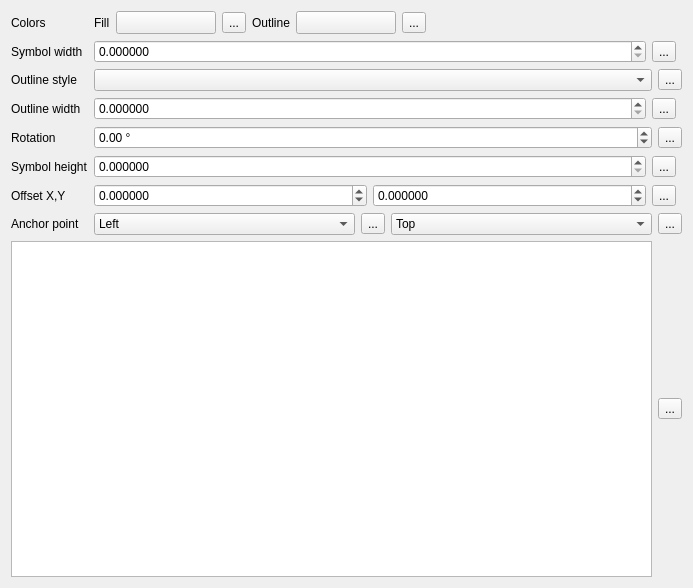
First picture: the form in SWGIS-DLLSrc/SWGIS-Gui/widget_ellipse.ui, repository LZS1991/SWGIS, before the edit.
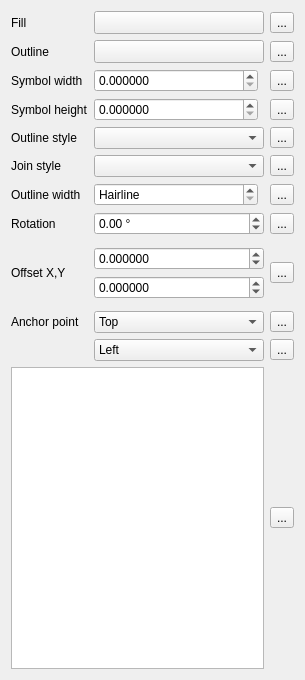
Second picture: the form after the edit. Custom widgets are drawn as their Qt base class.

The edit to the form file:
```diff
--- a/SWGIS-DLLSrc/SWGIS-Gui/widget_ellipse.ui
+++ b/SWGIS-DLLSrc/SWGIS-Gui/widget_ellipse.ui
@@ -6,488 +6,242 @@
    <rect>
     <x>0</x>
     <y>0</y>
-    <width>693</width>
-    <height>588</height>
+    <width>305</width>
+    <height>680</height>
    </rect>
   </property>
   <property name="windowTitle">
    <string>Form</string>
   </property>
   <layout class="QGridLayout" name="gridLayout_2">
+   <item row="2" column="1">
+    <layout class="QHBoxLayout" name="horizontalLayout">
+     <item>
+      <widget class="QgsDoubleSpinBox" name="mWidthSpinBox">
+       <property name="sizePolicy">
+        <sizepolicy hsizetype="Minimum" vsizetype="Fixed">
+         <horstretch>1</horstretch>
+         <verstretch>0</verstretch>
+        </sizepolicy>
+       </property>
+       <property name="decimals">
+        <number>6</number>
+       </property>
+       <property name="maximum">
+        <double>999999999.000000000000000</double>
+       </property>
+       <property name="singleStep">
+        <double>0.200000000000000</double>
+       </property>
+       <property name="showClearButton" stdset="0">
+        <bool>false</bool>
+       </property>
+      </widget>
+     </item>
+     <item>
+      <widget class="QgsUnitSelectionWidget" name="mSymbolWidthUnitWidget" native="true">
+       <property name="minimumSize">
+        <size>
+         <width>0</width>
+         <height>0</height>
+        </size>
+       </property>
+      </widget>
+     </item>
+    </layout>
+   </item>
+   <item row="5" column="1">
+    <layout class="QHBoxLayout" name="horizontalLayout_7">
+     <item>
+      <widget class="QgsPenJoinStyleComboBox" name="cboJoinStyle"/>
+     </item>
+    </layout>
+   </item>
    <item row="0" column="0">
+    <widget class="QLabel" name="label_3">
+     <property name="sizePolicy">
+      <sizepolicy hsizetype="Maximum" vsizetype="Preferred">
+       <horstretch>0</horstretch>
+       <verstretch>0</verstretch>
+      </sizepolicy>
+     </property>
+     <property name="text">
+      <string>Fill</string>
+     </property>
+     <property name="buddy">
+      <cstring>btnChangeColorFill</cstring>
+     </property>
+    </widget>
+   </item>
+   <item row="9" column="1">
+    <layout class="QHBoxLayout" name="horizontalLayout_13">
+     <item>
+      <widget class="QComboBox" name="mVerticalAnchorComboBox">
+       <item>
+        <property name="text">
+         <string>Top</string>
+        </property>
+       </item>
+       <item>
+        <property name="text">
+         <string>VCenter</string>
+        </property>
+       </item>
+       <item>
+        <property name="text">
+         <string>Bottom</string>
+        </property>
+       </item>
+      </widget>
+     </item>
+    </layout>
+   </item>
+   <item row="8" column="0">
+    <widget class="QLabel" name="label_5">
+     <property name="text">
+      <string>Offset X,Y</string>
+     </property>
+     <property name="buddy">
+      <cstring>spinOffsetX</cstring>
+     </property>
+    </widget>
+   </item>
+   <item row="3" column="0">
+    <widget class="QLabel" name="mSymbolHeightLabel">
+     <property name="text">
+      <string>Symbol height</string>
+     </property>
+     <property name="buddy">
+      <cstring>mHeightSpinBox</cstring>
+     </property>
+    </widget>
+   </item>
+   <item row="7" column="0">
+    <widget class="QLabel" name="mRotationLabel">
+     <property name="text">
+      <string>Rotation</string>
+     </property>
+     <property name="buddy">
+      <cstring>mRotationSpinBox</cstring>
+     </property>
+    </widget>
+   </item>
+   <item row="8" column="1">
     <layout class="QGridLayout" name="gridLayout">
-     <item row="1" column="0">
-      <widget class="QLabel" name="mSymbolWidthLabel">
-       <property name="text">
-        <string>Symbol width</string>
+     <item row="2" column="1" rowspan="2">
+      <layout class="QVBoxLayout" name="verticalLayout">
+       <property name="rightMargin">
+        <number>0</number>
        </property>
-       <property name="buddy">
-        <cstring>mWidthSpinBox</cstring>
-       </property>
-      </widget>
-     </item>
-     <item row="7" column="1">
-      <layout class="QHBoxLayout" name="horizontalLayout_6">
-       <item>
-        <widget class="QComboBox" name="mHorizontalAnchorComboBox">
-         <item>
-          <property name="text">
-           <string>Left</string>
-          </property>
-         </item>
-         <item>
-          <property name="text">
-           <string>HCenter</string>
-          </property>
-         </item>
-         <item>
-          <property name="text">
-           <string>Right</string>
-          </property>
-         </item>
-        </widget>
-       </item>
-       <item>
-        <widget class="QgsDataDefinedButton" name="mHorizontalAnchorDDBtn">
-         <property name="text">
-          <string>...</string>
-         </property>
-        </widget>
-       </item>
-       <item>
-        <widget class="QComboBox" name="mVerticalAnchorComboBox">
-         <item>
-          <property name="text">
-           <string>Top</string>
-          </property>
-         </item>
-         <item>
-          <property name="text">
-           <string>VCenter</string>
-          </property>
-         </item>
-         <item>
-          <property name="text">
-           <string>Bottom</string>
-          </property>
-         </item>
-        </widget>
-       </item>
-       <item>
-        <widget class="QgsDataDefinedButton" name="mVerticalAnchorDDBtn">
-         <property name="text">
-          <string>...</string>
-         </property>
-        </widget>
-       </item>
       </layout>
      </item>
-     <item row="7" column="0">
-      <widget class="QLabel" name="mAnchorPointLabel">
-       <property name="text">
-        <string>Anchor point</string>
-       </property>
-       <property name="buddy">
-        <cstring>mHorizontalAnchorComboBox</cstring>
-       </property>
-      </widget>
-     </item>
-     <item row="6" column="0">
-      <widget class="QLabel" name="label_5">
-       <property name="text">
-        <string>Offset X,Y</string>
-       </property>
-       <property name="buddy">
-        <cstring>spinOffsetX</cstring>
-       </property>
-      </widget>
-     </item>
-     <item row="0" column="1">
-      <layout class="QHBoxLayout" name="horizontalLayout_4">
-       <item>
-        <widget class="QLabel" name="label_3">
-         <property name="sizePolicy">
-          <sizepolicy hsizetype="Maximum" vsizetype="Preferred">
-           <horstretch>0</horstretch>
-           <verstretch>0</verstretch>
-          </sizepolicy>
-         </property>
-         <property name="text">
-          <string>Fill</string>
-         </property>
-         <property name="buddy">
-          <cstring>btnChangeColorFill</cstring>
-         </property>
-        </widget>
-       </item>
-       <item>
-        <widget class="QgsColorButtonV2" name="btnChangeColorFill">
-         <property name="minimumSize">
-          <size>
-           <width>100</width>
-           <height>0</height>
-          </size>
-         </property>
-         <property name="maximumSize">
-          <size>
-           <width>100</width>
-           <height>16777215</height>
-          </size>
-         </property>
-         <property name="text">
-          <string/>
-         </property>
-        </widget>
-       </item>
-       <item>
-        <widget class="QgsDataDefinedButton" name="mFillColorDDBtn">
-         <property name="text">
-          <string>...</string>
-         </property>
-        </widget>
-       </item>
-       <item>
-        <widget class="QLabel" name="label">
-         <property name="sizePolicy">
-          <sizepolicy hsizetype="Maximum" vsizetype="Preferred">
-           <horstretch>0</horstretch>
-           <verstretch>0</verstretch>
-          </sizepolicy>
-         </property>
-         <property name="text">
-          <string>Outline</string>
-         </property>
-         <property name="buddy">
-          <cstring>btnChangeColorBorder</cstring>
-         </property>
-        </widget>
-       </item>
-       <item>
-        <widget class="QgsColorButtonV2" name="btnChangeColorBorder">
-         <property name="minimumSize">
-          <size>
-           <width>100</width>
-           <height>0</height>
-          </size>
-         </property>
-         <property name="maximumSize">
-          <size>
-           <width>100</width>
-           <height>16777215</height>
-          </size>
-         </property>
-         <property name="text">
-          <string/>
-         </property>
-        </widget>
-       </item>
-       <item>
-        <widget class="QgsDataDefinedButton" name="mBorderColorDDBtn">
-         <property name="text">
-          <string>...</string>
-         </property>
-        </widget>
-       </item>
-       <item>
-        <spacer name="horizontalSpacer">
-         <property name="orientation">
-          <enum>Qt::Horizontal</enum>
-         </property>
-         <property name="sizeHint" stdset="0">
-          <size>
-           <width>40</width>
-           <height>20</height>
-          </size>
-         </property>
-        </spacer>
-       </item>
-      </layout>
-     </item>
-     <item row="5" column="1">
-      <layout class="QHBoxLayout" name="horizontalLayout_3">
-       <item>
-        <widget class="QgsDoubleSpinBox" name="mHeightSpinBox">
-         <property name="sizePolicy">
-          <sizepolicy hsizetype="Minimum" vsizetype="Fixed">
-           <horstretch>1</horstretch>
-           <verstretch>0</verstretch>
-          </sizepolicy>
-         </property>
-         <property name="decimals">
-          <number>6</number>
-         </property>
-         <property name="maximum">
-          <double>999999999.000000000000000</double>
-         </property>
-         <property name="singleStep">
-          <double>0.200000000000000</double>
-         </property>
-         <property name="showClearButton">
-          <bool>false</bool>
-         </property>
-        </widget>
-       </item>
-       <item>
-        <widget class="QgsDataDefinedButton" name="mSymbolHeightDDBtn">
-         <property name="text">
-          <string>...</string>
-         </property>
-        </widget>
-       </item>
-       <item>
-        <widget class="QgsUnitSelectionWidget" name="mSymbolHeightUnitWidget" native="true">
-         <property name="minimumSize">
-          <size>
-           <width>0</width>
-           <height>0</height>
-          </size>
-         </property>
-        </widget>
-       </item>
-      </layout>
-     </item>
-     <item row="3" column="1">
-      <layout class="QHBoxLayout" name="horizontalLayout_2">
-       <item>
-        <widget class="QgsDoubleSpinBox" name="mOutlineWidthSpinBox">
-         <property name="sizePolicy">
-          <sizepolicy hsizetype="Minimum" vsizetype="Fixed">
-           <horstretch>1</horstretch>
-           <verstretch>0</verstretch>
-          </sizepolicy>
-         </property>
-         <property name="decimals">
-          <number>6</number>
-         </property>
-         <property name="maximum">
-          <double>999999999.999999046325684</double>
-         </property>
-         <property name="singleStep">
-          <double>0.200000000000000</double>
-         </property>
-         <property name="showClearButton">
-          <bool>false</bool>
-         </property>
-        </widget>
-       </item>
-       <item>
-        <widget class="QgsDataDefinedButton" name="mOutlineWidthDDBtn">
-         <property name="text">
-          <string>...</string>
-         </property>
-        </widget>
-       </item>
-       <item>
-        <widget class="QgsUnitSelectionWidget" name="mOutlineWidthUnitWidget" native="true">
-         <property name="minimumSize">
-          <size>
-           <width>0</width>
-           <height>0</height>
-          </size>
-         </property>
-        </widget>
-       </item>
-      </layout>
-     </item>
-     <item row="6" column="1">
-      <layout class="QHBoxLayout" name="horizontalLayout_5">
-       <item>
-        <widget class="QgsDoubleSpinBox" name="spinOffsetX">
-         <property name="sizePolicy">
-          <sizepolicy hsizetype="Minimum" vsizetype="Fixed">
-           <horstretch>1</horstretch>
-           <verstretch>0</verstretch>
-          </sizepolicy>
-         </property>
-         <property name="decimals">
-          <number>6</number>
-         </property>
-         <property name="minimum">
-          <double>-999999999.000000000000000</double>
-         </property>
-         <property name="maximum">
-          <double>999999999.000000000000000</double>
-         </property>
-         <property name="singleStep">
-          <double>0.200000000000000</double>
-         </property>
-        </widget>
-       </item>
-       <item>
-        <widget class="QgsDoubleSpinBox" name="spinOffsetY">
-         <property name="sizePolicy">
-          <sizepolicy hsizetype="Minimum" vsizetype="Fixed">
-           <horstretch>1</horstretch>
-           <verstretch>0</verstretch>
-          </sizepolicy>
-         </property>
-         <property name="decimals">
-          <number>6</number>
-         </property>
-         <property name="minimum">
-          <double>-999999999.000000000000000</double>
-         </property>
-         <property name="maximum">
-          <double>999999999.000000000000000</double>
-         </property>
-         <property name="singleStep">
-          <double>0.200000000000000</double>
-         </property>
-        </widget>
-       </item>
-       <item>
-        <widget class="QgsDataDefinedButton" name="mOffsetDDBtn">
-         <property name="text">
-          <string>...</string>
-         </property>
-        </widget>
-       </item>
-       <item>
-        <widget class="QgsUnitSelectionWidget" name="mOffsetUnitWidget" native="true">
-         <property name="minimumSize">
-          <size>
-           <width>0</width>
-           <height>0</height>
-          </size>
-         </property>
-        </widget>
-       </item>
-      </layout>
-     </item>
-     <item row="5" column="0">
-      <widget class="QLabel" name="mSymbolHeightLabel">
-       <property name="text">
-        <string>Symbol height</string>
-       </property>
-       <property name="buddy">
-        <cstring>mHeightSpinBox</cstring>
-       </property>
-      </widget>
-     </item>
-     <item row="0" column="0">
-      <widget class="QLabel" name="label_2">
-       <property name="text">
-        <string>Colors</string>
-       </property>
-      </widget>
-     </item>
      <item row="3" column="0">
-      <widget class="QLabel" name="mOutlineWidthLabel">
-       <property name="text">
-        <string>Outline width</string>
+      <widget class="QgsDoubleSpinBox" name="spinOffsetX">
+       <property name="sizePolicy">
+        <sizepolicy hsizetype="Minimum" vsizetype="Fixed">
+         <horstretch>1</horstretch>
+         <verstretch>0</verstretch>
+        </sizepolicy>
        </property>
-       <property name="buddy">
-        <cstring>mOutlineWidthSpinBox</cstring>
+       <property name="decimals">
+        <number>6</number>
+       </property>
+       <property name="minimum">
+        <double>-999999999.000000000000000</double>
+       </property>
+       <property name="maximum">
+        <double>999999999.000000000000000</double>
+       </property>
+       <property name="singleStep">
+        <double>0.200000000000000</double>
+       </property>
+      </widget>
+     </item>
+     <item row="5" column="0">
+      <widget class="QgsUnitSelectionWidget" name="mOffsetUnitWidget" native="true">
+       <property name="minimumSize">
+        <size>
+         <width>0</width>
+         <height>0</height>
+        </size>
        </property>
       </widget>
      </item>
      <item row="4" column="0">
-      <widget class="QLabel" name="mRotationLabel">
-       <property name="text">
-        <string>Rotation</string>
+      <widget class="QgsDoubleSpinBox" name="spinOffsetY">
+       <property name="sizePolicy">
+        <sizepolicy hsizetype="Minimum" vsizetype="Fixed">
+         <horstretch>1</horstretch>
+         <verstretch>0</verstretch>
+        </sizepolicy>
        </property>
-       <property name="buddy">
-        <cstring>mRotationSpinBox</cstring>
+       <property name="decimals">
+        <number>6</number>
        </property>
-      </widget>
-     </item>
-     <item row="4" column="1">
-      <layout class="QHBoxLayout" name="horizontalLayout_10">
-       <item>
-        <widget class="QgsDoubleSpinBox" name="mRotationSpinBox">
-         <property name="suffix">
-          <string> °</string>
-         </property>
-         <property name="minimum">
-          <double>-360.000000000000000</double>
-         </property>
-         <property name="maximum">
-          <double>360.000000000000000</double>
-         </property>
-         <property name="singleStep">
-          <double>0.500000000000000</double>
-         </property>
-        </widget>
-       </item>
-       <item>
-        <widget class="QgsDataDefinedButton" name="mRotationDDBtn">
-         <property name="text">
-          <string>...</string>
-         </property>
-        </widget>
-       </item>
-      </layout>
-     </item>
-     <item row="1" column="1">
-      <layout class="QHBoxLayout" name="horizontalLayout">
-       <item>
-        <widget class="QgsDoubleSpinBox" name="mWidthSpinBox">
-         <property name="sizePolicy">
-          <sizepolicy hsizetype="Minimum" vsizetype="Fixed">
-           <horstretch>1</horstretch>
-           <verstretch>0</verstretch>
-          </sizepolicy>
-         </property>
-         <property name="decimals">
-          <number>6</number>
-         </property>
-         <property name="maximum">
-          <double>999999999.000000000000000</double>
-         </property>
-         <property name="singleStep">
-          <double>0.200000000000000</double>
-         </property>
-         <property name="showClearButton">
-          <bool>false</bool>
-         </property>
-        </widget>
-       </item>
-       <item>
-        <widget class="QgsDataDefinedButton" name="mSymbolWidthDDBtn">
-         <property name="text">
-          <string>...</string>
-         </property>
-        </widget>
-       </item>
-       <item>
-        <widget class="QgsUnitSelectionWidget" name="mSymbolWidthUnitWidget" native="true">
-         <property name="minimumSize">
-          <size>
-           <width>0</width>
-           <height>0</height>
-          </size>
-         </property>
-        </widget>
-       </item>
-      </layout>
-     </item>
-     <item row="2" column="0">
-      <widget class="QLabel" name="mOutlineStyleLabel">
-       <property name="text">
-        <string>Outline style</string>
+       <property name="minimum">
+        <double>-999999999.000000000000000</double>
        </property>
-       <property name="buddy">
-        <cstring>mOutlineStyleComboBox</cstring>
+       <property name="maximum">
+        <double>999999999.000000000000000</double>
        </property>
       </widget>
      </item>
-     <item row="2" column="1">
-      <layout class="QHBoxLayout" name="horizontalLayout_8">
-       <item>
-        <widget class="QgsPenStyleComboBox" name="mOutlineStyleComboBox"/>
-       </item>
-       <item>
-        <widget class="QgsDataDefinedButton" name="mOutlineStyleDDBtn">
-         <property name="text">
-          <string>...</string>
-         </property>
-        </widget>
-       </item>
-      </layout>
-     </item>
     </layout>
    </item>
    <item row="1" column="0">
+    <widget class="QLabel" name="label">
+     <property name="sizePolicy">
+      <sizepolicy hsizetype="Maximum" vsizetype="Preferred">
+       <horstretch>0</horstretch>
+       <verstretch>0</verstretch>
+      </sizepolicy>
+     </property>
+     <property name="text">
+      <string>Outline</string>
+     </property>
+     <property name="buddy">
+      <cstring>btnChangeColorBorder</cstring>
+     </property>
+    </widget>
+   </item>
+   <item row="4" column="1">
+    <layout class="QHBoxLayout" name="horizontalLayout_8">
+     <item>
+      <widget class="QgsPenStyleComboBox" name="mOutlineStyleComboBox"/>
+     </item>
+    </layout>
+   </item>
+   <item row="6" column="0">
+    <widget class="QLabel" name="mOutlineWidthLabel">
+     <property name="text">
+      <string>Outline width</string>
+     </property>
+     <property name="buddy">
+      <cstring>mOutlineWidthSpinBox</cstring>
+     </property>
+    </widget>
+   </item>
+   <item row="7" column="1">
+    <layout class="QHBoxLayout" name="horizontalLayout_10">
+     <item>
+      <widget class="QgsDoubleSpinBox" name="mRotationSpinBox">
+       <property name="suffix">
+        <string> °</string>
+       </property>
+       <property name="minimum">
+        <double>-360.000000000000000</double>
+       </property>
+       <property name="maximum">
+        <double>360.000000000000000</double>
+       </property>
+       <property name="singleStep">
+        <double>0.500000000000000</double>
+       </property>
+      </widget>
+     </item>
+    </layout>
+   </item>
+   <item row="11" column="0" colspan="2">
     <layout class="QHBoxLayout" name="horizontalLayout_11">
      <item>
       <widget class="QListWidget" name="mShapeListWidget">
@@ -535,15 +289,294 @@
        </property>
       </widget>
      </item>
+    </layout>
+   </item>
+   <item row="10" column="1">
+    <layout class="QHBoxLayout" name="horizontalLayout_14">
      <item>
-      <widget class="QgsDataDefinedButton" name="mShapeDDBtn">
+      <widget class="QComboBox" name="mHorizontalAnchorComboBox">
+       <item>
+        <property name="text">
+         <string>Left</string>
+        </property>
+       </item>
+       <item>
+        <property name="text">
+         <string>HCenter</string>
+        </property>
+       </item>
+       <item>
+        <property name="text">
+         <string>Right</string>
+        </property>
+       </item>
+      </widget>
+     </item>
+    </layout>
+   </item>
+   <item row="9" column="0">
+    <widget class="QLabel" name="mAnchorPointLabel">
+     <property name="text">
+      <string>Anchor point</string>
+     </property>
+     <property name="buddy">
+      <cstring>mHorizontalAnchorComboBox</cstring>
+     </property>
+    </widget>
+   </item>
+   <item row="5" column="0">
+    <widget class="QLabel" name="label_8">
+     <property name="text">
+      <string>Join style</string>
+     </property>
+     <property name="alignment">
+      <set>Qt::AlignLeading|Qt::AlignLeft|Qt::AlignVCenter</set>
+     </property>
+    </widget>
+   </item>
+   <item row="0" column="1">
+    <layout class="QHBoxLayout" name="horizontalLayout_9">
+     <property name="topMargin">
+      <number>0</number>
+     </property>
+     <item>
+      <widget class="QgsColorButtonV2" name="btnChangeColorFill">
+       <property name="sizePolicy">
+        <sizepolicy hsizetype="Expanding" vsizetype="Fixed">
+         <horstretch>0</horstretch>
+         <verstretch>0</verstretch>
+        </sizepolicy>
+       </property>
+       <property name="minimumSize">
+        <size>
+         <width>100</width>
+         <height>0</height>
+        </size>
+       </property>
+       <property name="maximumSize">
+        <size>
+         <width>16777215</width>
+         <height>16777215</height>
+        </size>
+       </property>
        <property name="text">
-        <string>...</string>
+        <string/>
        </property>
       </widget>
      </item>
     </layout>
    </item>
+   <item row="2" column="0">
+    <widget class="QLabel" name="mSymbolWidthLabel">
+     <property name="text">
+      <string>Symbol width</string>
+     </property>
+     <property name="buddy">
+      <cstring>mWidthSpinBox</cstring>
+     </property>
+    </widget>
+   </item>
+   <item row="6" column="1">
+    <layout class="QHBoxLayout" name="horizontalLayout_2">
+     <item>
+      <widget class="QgsDoubleSpinBox" name="mOutlineWidthSpinBox">
+       <property name="sizePolicy">
+        <sizepolicy hsizetype="Minimum" vsizetype="Fixed">
+         <horstretch>1</horstretch>
+         <verstretch>0</verstretch>
+        </sizepolicy>
+       </property>
+       <property name="specialValueText">
+        <string>Hairline</string>
+       </property>
+       <property name="decimals">
+        <number>6</number>
+       </property>
+       <property name="maximum">
+        <double>999999999.999999046325684</double>
+       </property>
+       <property name="singleStep">
+        <double>0.200000000000000</double>
+       </property>
+       <property name="showClearButton" stdset="0">
+        <bool>true</bool>
+       </property>
+      </widget>
+     </item>
+     <item>
+      <widget class="QgsUnitSelectionWidget" name="mOutlineWidthUnitWidget" native="true">
+       <property name="minimumSize">
+        <size>
+         <width>0</width>
+         <height>0</height>
+        </size>
+       </property>
+      </widget>
+     </item>
+    </layout>
+   </item>
+   <item row="1" column="1">
+    <layout class="QHBoxLayout" name="horizontalLayout_12">
+     <property name="topMargin">
+      <number>0</number>
+     </property>
+     <item>
+      <widget class="QgsColorButtonV2" name="btnChangeColorBorder">
+       <property name="sizePolicy">
+        <sizepolicy hsizetype="Expanding" vsizetype="Fixed">
+         <horstretch>0</horstretch>
+         <verstretch>0</verstretch>
+        </sizepolicy>
+       </property>
+       <property name="minimumSize">
+        <size>
+         <width>100</width>
+         <height>0</height>
+        </size>
+       </property>
+       <property name="maximumSize">
+        <size>
+         <width>16777215</width>
+         <height>16777215</height>
+        </size>
+       </property>
+       <property name="text">
+        <string/>
+       </property>
+      </widget>
+     </item>
+    </layout>
+   </item>
+   <item row="4" column="0">
+    <widget class="QLabel" name="mOutlineStyleLabel">
+     <property name="text">
+      <string>Outline style</string>
+     </property>
+     <property name="buddy">
+      <cstring>mOutlineStyleComboBox</cstring>
+     </property>
+    </widget>
+   </item>
+   <item row="3" column="1">
+    <layout class="QHBoxLayout" name="horizontalLayout_3">
+     <item>
+      <widget class="QgsDoubleSpinBox" name="mHeightSpinBox">
+       <property name="sizePolicy">
+        <sizepolicy hsizetype="Minimum" vsizetype="Fixed">
+         <horstretch>1</horstretch>
+         <verstretch>0</verstretch>
+        </sizepolicy>
+       </property>
+       <property name="decimals">
+        <number>6</number>
+       </property>
+       <property name="maximum">
+        <double>999999999.000000000000000</double>
+       </property>
+       <property name="singleStep">
+        <double>0.200000000000000</double>
+       </property>
+       <property name="showClearButton" stdset="0">
+        <bool>false</bool>
+       </property>
+      </widget>
+     </item>
+     <item>
+      <widget class="QgsUnitSelectionWidget" name="mSymbolHeightUnitWidget" native="true">
+       <property name="minimumSize">
+        <size>
+         <width>0</width>
+         <height>0</height>
+        </size>
+       </property>
+      </widget>
+     </item>
+    </layout>
+   </item>
+   <item row="0" column="2">
+    <widget class="QgsDataDefinedButton" name="mFillColorDDBtn">
+     <property name="text">
+      <string>...</string>
+     </property>
+    </widget>
+   </item>
+   <item row="1" column="2">
+    <widget class="QgsDataDefinedButton" name="mBorderColorDDBtn">
+     <property name="text">
+      <string>...</string>
+     </property>
+    </widget>
+   </item>
+   <item row="2" column="2">
+    <widget class="QgsDataDefinedButton" name="mSymbolWidthDDBtn">
+     <property name="text">
+      <string>...</string>
+     </property>
+    </widget>
+   </item>
+   <item row="3" column="2">
+    <widget class="QgsDataDefinedButton" name="mSymbolHeightDDBtn">
+     <property name="text">
+      <string>...</string>
+     </property>
+    </widget>
+   </item>
+   <item row="4" column="2">
+    <widget class="QgsDataDefinedButton" name="mOutlineStyleDDBtn">
+     <property name="text">
+      <string>...</string>
+     </property>
+    </widget>
+   </item>
+   <item row="5" column="2">
+    <widget class="QgsDataDefinedButton" name="mJoinStyleDDBtn">
+     <property name="text">
+      <string>...</string>
+     </property>
+    </widget>
+   </item>
+   <item row="6" column="2">
+    <widget class="QgsDataDefinedButton" name="mOutlineWidthDDBtn">
+     <property name="text">
+      <string>...</string>
+     </property>
+    </widget>
+   </item>
+   <item row="7" column="2">
+    <widget class="QgsDataDefinedButton" name="mRotationDDBtn">
+     <property name="text">
+      <string>...</string>
+     </property>
+    </widget>
+   </item>
+   <item row="8" column="2">
+    <widget class="QgsDataDefinedButton" name="mOffsetDDBtn">
+     <property name="text">
+      <string>...</string>
+     </property>
+    </widget>
+   </item>
+   <item row="9" column="2">
+    <widget class="QgsDataDefinedButton" name="mVerticalAnchorDDBtn">
+     <property name="text">
+      <string>...</string>
+     </property>
+    </widget>
+   </item>
+   <item row="10" column="2">
+    <widget class="QgsDataDefinedButton" name="mHorizontalAnchorDDBtn">
+     <property name="text">
+      <string>...</string>
+     </property>
+    </widget>
+   </item>
+   <item row="11" column="2">
+    <widget class="QgsDataDefinedButton" name="mShapeDDBtn">
+     <property name="text">
+      <string>...</string>
+     </property>
+    </widget>
+   </item>
   </layout>
  </widget>
  <customwidgets>
@@ -569,6 +602,11 @@
    <header>qgsunitselectionwidget.h</header>
    <container>1</container>
   </customwidget>
+  <customwidget>
+   <class>QgsPenJoinStyleComboBox</class>
+   <extends>QComboBox</extends>
+   <header>qgspenstylecombobox.h</header>
+  </customwidget>
   <customwidget>
    <class>QgsPenStyleComboBox</class>
    <extends>QComboBox</extends>
```
Left out of the diff: 21 changed lines with no effect on the pictures.
